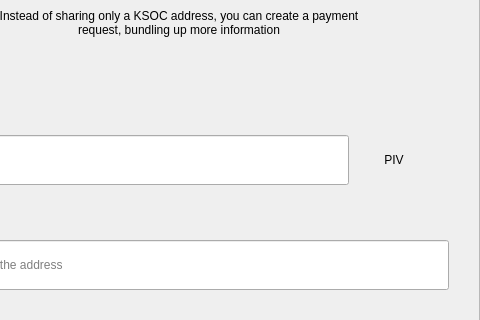
First picture: the form in src/qt/ksoc/forms/requestdialog.ui, repository ksocsports/ksoc, before the edit; both pictures show x 122 to 602 and y 123 to 443 of the 602 by 607 pixel window.
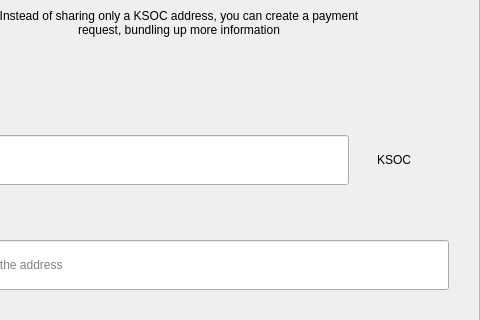
Second picture: the form after the edit.

The edit to the form file:
```diff
--- a/src/qt/ksoc/forms/requestdialog.ui
+++ b/src/qt/ksoc/forms/requestdialog.ui
@@ -327,7 +327,7 @@
                    <item>
                     <widget class="QLabel" name="comboBoxCoin">
                      <property name="text">
-                      <string>PIV</string>
+                      <string>KSOC</string>
                      </property>
                      <property name="alignment">
                       <set>Qt::AlignCenter</set>
```
